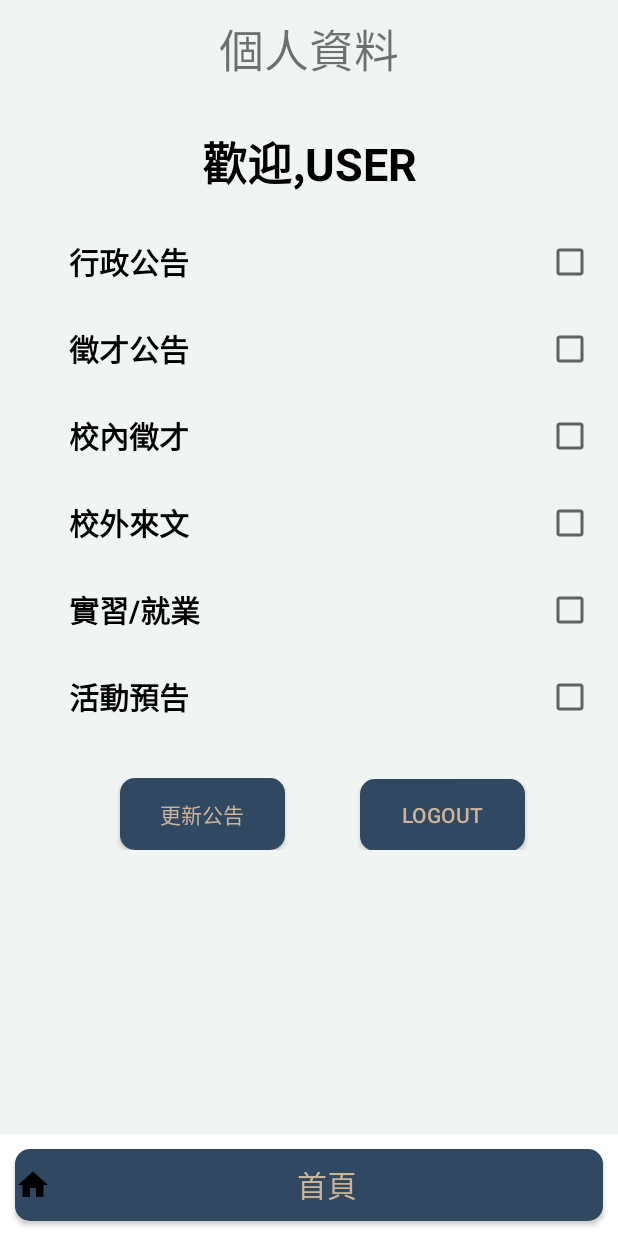
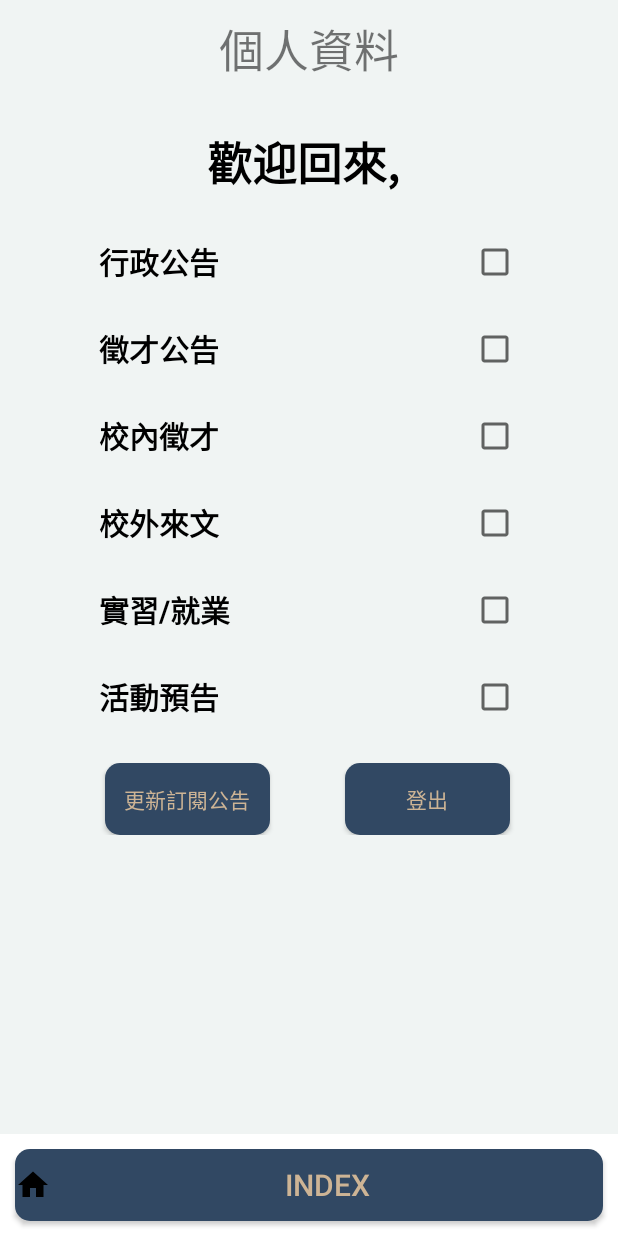
Before and after one commit to wayhong0928/android-notify, an Android app: the Profile screen opened directly, with no data from a screen before it, on a phone screen of 412 x 824 dp. Run offline under Robolectric (Android 15) with nearby library versions, the phone set to English and light mode, and no system bars.

Commit message:
完成註冊、登出，順便抓了一點臭蟲

```diff
--- a/app/build.gradle.kts
+++ b/app/build.gradle.kts
@@ -47,6 +47,5 @@ dependencies {
     androidTestImplementation("androidx.test.espresso:espresso-core:3.5.1")
     implementation("com.squareup.retrofit2:retrofit:2.9.0")
     implementation("com.squareup.retrofit2:converter-gson:2.9.0")
-    implementation(files("libs/mysql-connector-j-8.0.32/jar"))
 
 }
--- a/app/src/main/java/com/example/cycu_notification_system/Getpost.kt
+++ b/app/src/main/java/com/example/cycu_notification_system/Getpost.kt
@@ -107,6 +107,8 @@ class Getpost(private val mainActivity: MainActivity) {
             val sn: String
         )
 
+        // 第一次安裝的時候都是0，後面如果有更新就要發送對應的通知給user。
+
         client.newCall(requestContent).enqueue(object : Callback {
             override fun onFailure(call: Call, e: IOException) {
                 Log.e("FetchContent", "無法取得內容。", e)
--- a/app/src/main/java/com/example/cycu_notification_system/Profile.kt
+++ b/app/src/main/java/com/example/cycu_notification_system/Profile.kt
@@ -1,11 +1,35 @@
 package com.example.cycu_notification_system
 
+import android.content.Context
+import android.content.Intent
 import androidx.appcompat.app.AppCompatActivity
 import android.os.Bundle
+import android.widget.Button
+import android.widget.TextView
 
 class Profile : AppCompatActivity() {
+
+    private lateinit var btn_index: Button
+    private lateinit var btn_logout: Button
     override fun onCreate(savedInstanceState: Bundle?) {
         super.onCreate(savedInstanceState)
         setContentView(R.layout.activity_profile)
+        val sharedPrefs = getSharedPreferences("UserData", Context.MODE_PRIVATE)
+        val userName = sharedPrefs.getString("username", "")
+        val welcomeTextView: TextView = findViewById(R.id.welcome)
+        welcomeTextView.text = "歡迎回來, $userName"
+
+
+
+        btn_index = findViewById(R.id.btn_index)
+        btn_logout = findViewById(R.id.btn_logout)
+        btn_index.setOnClickListener {
+            val intent = Intent(this, MainActivity::class.java)
+            startActivity(intent)
+        }
+        btn_logout.setOnClickListener {
+            val logout = Logout(this)
+            logout.logout()
+        }
     }
 }
--- a/app/src/main/res/layout/activity_login.xml
+++ b/app/src/main/res/layout/activity_login.xml
@@ -125,10 +125,10 @@
 
         <Button
             style="?android:attr/buttonBarButtonStyle"
-            android:id="@+id/main"
+            android:id="@+id/btn_index"
             android:layout_width="match_parent"
             android:layout_height="wrap_content"
-            android:text="首頁"
+            android:text="INDEX"
             android:drawableLeft="@drawable/home"
             android:textSize="20dp"
             android:layout_margin="10dp"
--- a/app/src/main/res/layout/activity_profile.xml
+++ b/app/src/main/res/layout/activity_profile.xml
@@ -53,8 +53,9 @@
             android:text="行政公告"
             android:textStyle="bold"
             android:textSize="20dp"
-            android:layout_marginLeft="30dp"
+            android:layout_marginLeft="50dp"
             android:layout_marginTop="20dp"
+            android:layout_marginRight="50dp"
             />
         <CheckBox xmlns:android="http://schemas.android.com/apk/res/android"
             android:id="@+id/chec_2"
@@ -71,8 +72,9 @@
             android:text="徵才公告"
             android:textStyle="bold"
             android:textSize="20dp"
-            android:layout_marginLeft="30dp"
+            android:layout_marginLeft="50dp"
             android:layout_marginTop="10dp"
+            android:layout_marginRight="50dp"
             />
         <CheckBox xmlns:android="http://schemas.android.com/apk/res/android"
             android:id="@+id/chec_3"
@@ -89,8 +91,9 @@
             android:text="校內徵才"
             android:textStyle="bold"
             android:textSize="20dp"
-            android:layout_marginLeft="30dp"
+            android:layout_marginLeft="50dp"
             android:layout_marginTop="10dp"
+            android:layout_marginRight="50dp"
             />
         <CheckBox xmlns:android="http://schemas.android.com/apk/res/android"
             android:id="@+id/chec_4"
@@ -107,8 +110,9 @@
             android:text="校外來文"
             android:textStyle="bold"
             android:textSize="20dp"
-            android:layout_marginLeft="30dp"
+            android:layout_marginLeft="50dp"
             android:layout_marginTop="10dp"
+            android:layout_marginRight="50dp"
             />
         <CheckBox xmlns:android="http://schemas.android.com/apk/res/android"
             android:id="@+id/chec_5"
@@ -125,8 +129,9 @@
             android:text="實習/就業"
             android:textStyle="bold"
             android:textSize="20dp"
-            android:layout_marginLeft="30dp"
+            android:layout_marginLeft="50dp"
             android:layout_marginTop="10dp"
+            android:layout_marginRight="50dp"
             />
         <CheckBox xmlns:android="http://schemas.android.com/apk/res/android"
             android:id="@+id/chec_6"
@@ -143,22 +148,23 @@
             android:text="活動預告"
             android:textStyle="bold"
             android:textSize="20dp"
-            android:layout_marginLeft="30dp"
+            android:layout_marginLeft="50dp"
             android:layout_marginTop="10dp"
+            android:layout_marginRight="50dp"
             />
         <LinearLayout
             android:layout_width="match_parent"
             android:layout_height="wrap_content"
-            android:layout_margin="30dp"
+            android:layout_margin="20dp"
             >
 
             <Button
-                android:id="@+id/update"
+                android:id="@+id/btn_update"
                 android:layout_width="110dp"
                 android:layout_height="wrap_content"
                 android:layout_marginLeft="50dp"
                 android:background="@drawable/btn_2"
-                android:text="更新公告"
+                android:text="更新訂閱公告"
                 android:textColor="#cdb495" />
 
             <Button
@@ -166,8 +172,8 @@
                 android:textColor="#cdb495"
                 android:layout_width="110dp"
                 android:layout_height="wrap_content"
-                android:id="@+id/logout"
-                android:text="LOGOUT"
+                android:id="@+id/btn_logout"
+                android:text="登出"
                 android:layout_marginLeft="50dp"/>
 
         </LinearLayout>
@@ -184,10 +190,10 @@
         <Button
             android:background="@drawable/btn_2"
             android:textColor="#cdb495"
-            android:id="@+id/main"
+            android:id="@+id/btn_index"
             android:layout_width="match_parent"
             android:layout_height="wrap_content"
-            android:text="首頁"
+            android:text="INDEX"
             android:drawableLeft="@drawable/home"
             android:textSize="20dp"
             android:layout_margin="10dp"
```
Also changed, not shown: app/src/main/java/com/example/cycu_notification_system/Login.kt (+17 -11 lines), app/src/main/java/com/example/cycu_notification_system/Logout.kt (added, +26 -0 lines), app/src/main/java/com/example/cycu_notification_system/MainActivity.kt (+6 -4 lines), app/src/main/java/com/example/cycu_notification_system/Register.kt (+68 -0 lines), app/src/main/java/com/example/cycu_notification_system/SetSQL.kt (+6 -15 lines), app/src/main/res/layout/activity_register.xml (+9 -12 lines), 3 other files.
